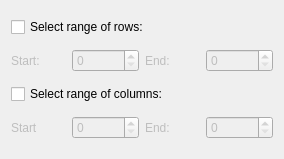
Above: src/Interface/Modules/Math/SelectSubMatrix.ui from SCIInstitute/SCIRun before the change. Below: the same form after it.
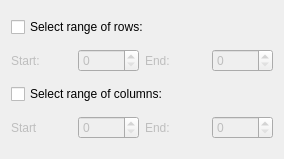
That is the form after the change.

What changed in the file:
```diff
--- a/src/Interface/Modules/Math/SelectSubMatrix.ui
+++ b/src/Interface/Modules/Math/SelectSubMatrix.ui
@@ -22,6 +22,12 @@
   <layout class="QGridLayout" name="gridLayout">
    <item row="0" column="0" colspan="3">
     <widget class="QCheckBox" name="rowCheckBox_">
+     <property name="minimumSize">
+      <size>
+       <width>270</width>
+       <height>0</height>
+      </size>
+     </property>
      <property name="text">
       <string>Select range of rows:</string>
      </property>
@@ -42,6 +48,12 @@
    </item>
    <item row="2" column="0" colspan="4">
     <widget class="QCheckBox" name="columnCheckBox_">
+     <property name="minimumSize">
+      <size>
+       <width>270</width>
+       <height>0</height>
+      </size>
+     </property>
      <property name="text">
       <string>Select range of columns:</string>
      </property>
```
